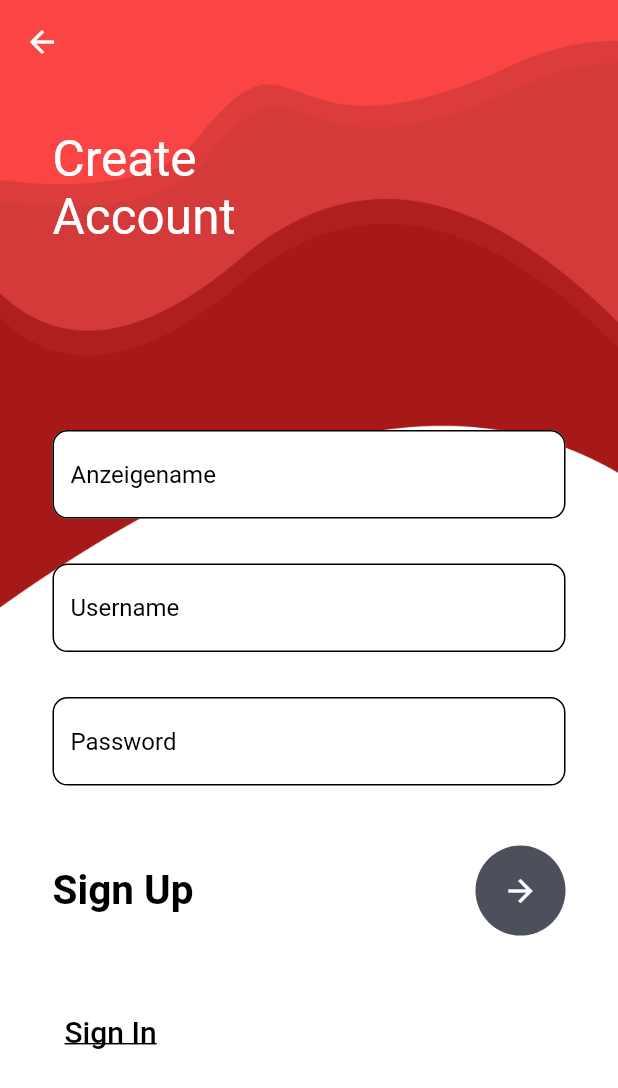
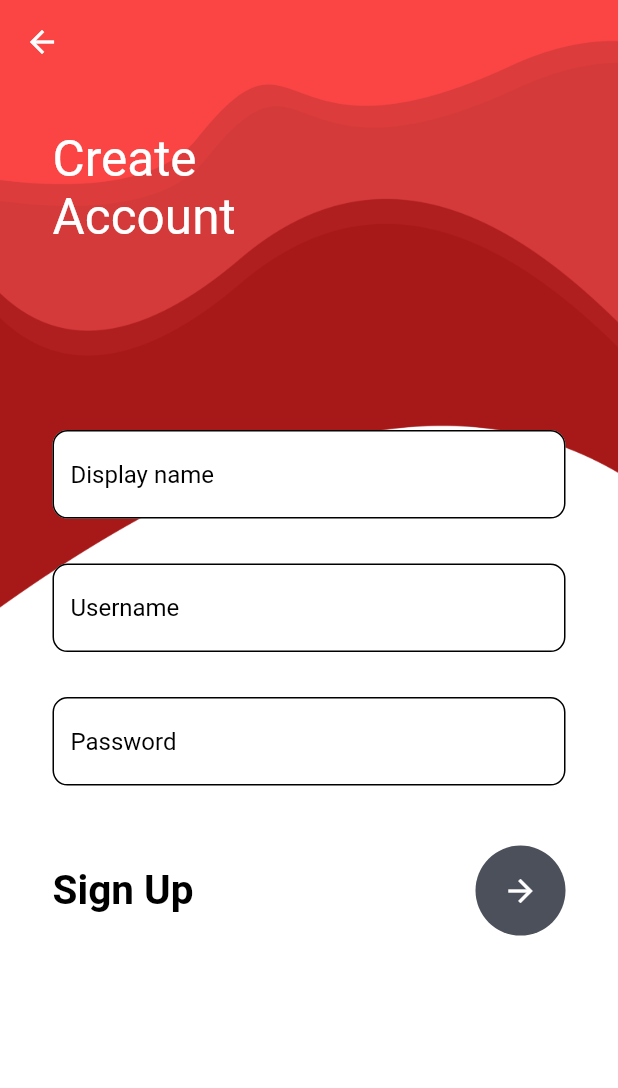
Before and after one commit to operuit-chat/app, a Flutter app: the MyRegister screen opened by its route, on a phone screen of 412 x 824 dp. Shown: the top 1088 px of the screen. Run offline on Flutter 3.47's test engine with Material 2 defaults, Android fonts, the phone set to English and light mode, and no system bars.

Commit message:
design updates + language

```diff
--- a/lib/register.dart
+++ b/lib/register.dart
@@ -58,7 +58,7 @@ class _MyRegisterState extends State<MyRegister> {
                                     color: Colors.black,
                                   ),
                                 ),
-                                hintText: "Anzeigename",
+                                hintText: "Display name",
                                 hintStyle: const TextStyle(color: Colors.black),
                                 border: OutlineInputBorder(
                                   borderRadius: BorderRadius.circular(10),
@@ -142,31 +142,9 @@ class _MyRegisterState extends State<MyRegister> {
                               )
                             ],
                           ),
-                          const SizedBox(
-                            height: 40,
-                          ),
-                          Row(
-                            mainAxisAlignment: MainAxisAlignment.spaceBetween,
-                            children: [
-                              TextButton(
-                                onPressed: () {
-                                  Navigator.pushNamed(context, 'pin');
-                                },
-                                child: const Text(
-                                  'Sign In',
-                                  textAlign: TextAlign.left,
-                                  style: TextStyle(
-                                      decoration: TextDecoration.underline,
-                                      color: Colors.black,
-                                      fontSize: 20),
-                                ),
-                                style: const ButtonStyle(),
-                              ),
-                            ],
-                          )
                         ],
                       ),
-                    )
+                    ),
                   ],
                 ),
               ),
```
Also changed, not shown: lib/pin.dart (+7 -3 lines).
